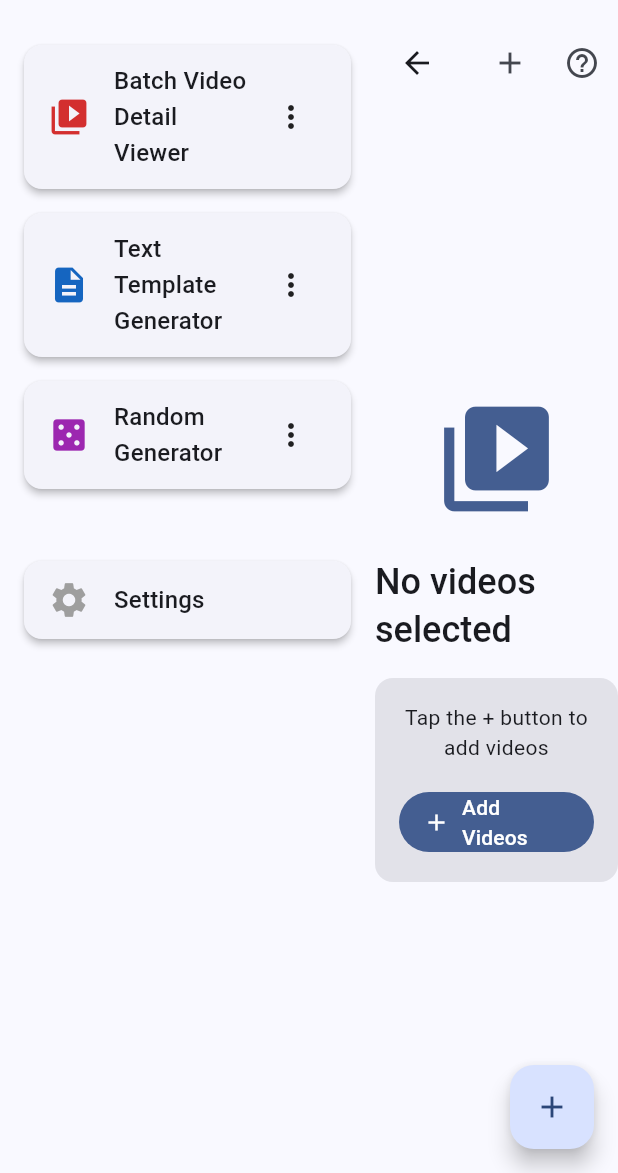
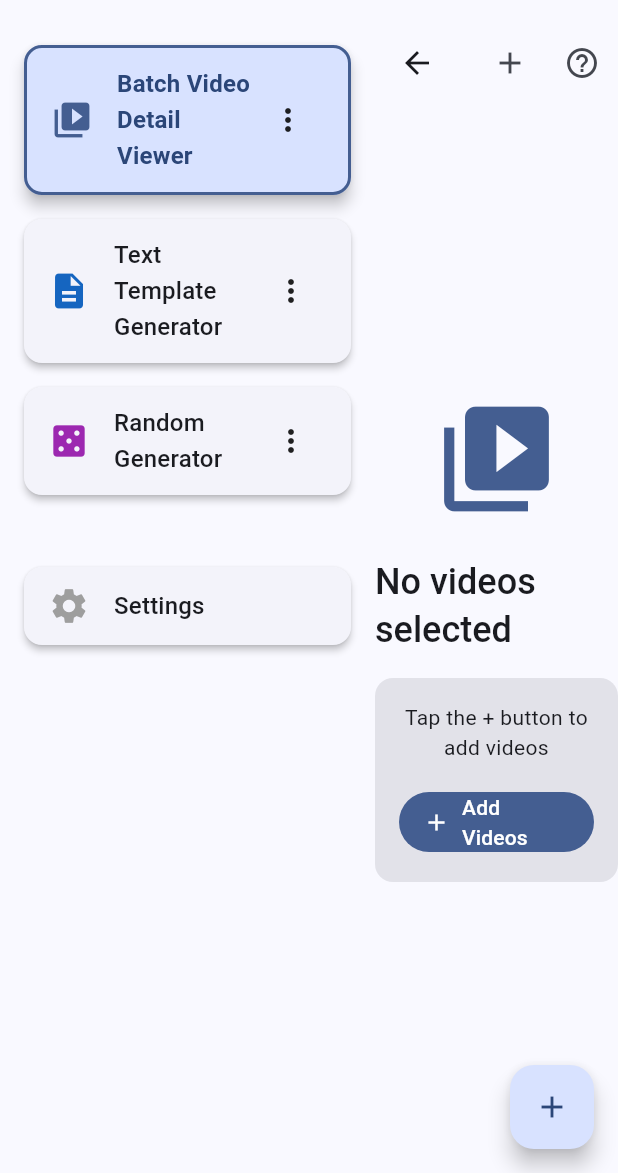
Before and after one commit to TrongAJTT/SETPocket, a Flutter app: the DesktopLayout screen opened directly, after a tap on "Batch Video Detail Viewer", on a phone screen of 412 x 824 dp, the part 63-1236 px from its top. Run offline on Flutter 3.47's test engine with Material 3 defaults, Android fonts, the phone set to English and light mode, and no system bars; our stand-ins replace file_picker, logger, shared_preferences; missing offline and left inert: ffmpeg_kit_flutter, media_info, video_thumbnail; accounts and stored records are empty.

Commit message:
System UX: Highlight the current used tool on PC mode.

```diff
--- a/lib/main.dart
+++ b/lib/main.dart
@@ -117,6 +117,7 @@ class DesktopLayout extends StatefulWidget {
 
 class _DesktopLayoutState extends State<DesktopLayout> {
   Widget? currentTool;
+  String? selectedToolType;
 
   @override
   Widget build(BuildContext context) {
@@ -135,9 +136,11 @@ class _DesktopLayoutState extends State<DesktopLayout> {
                 width: sidebarWidth,
                 child: ToolSelectionScreen(
                   isDesktop: true,
+                  selectedToolType: selectedToolType,
                   onToolSelected: (Widget tool) {
                     setState(() {
                       currentTool = tool;
+                      selectedToolType = tool.runtimeType.toString();
                     });
                   },
                 ),
@@ -160,11 +163,13 @@ class _DesktopLayoutState extends State<DesktopLayout> {
 class ToolSelectionScreen extends StatelessWidget {
   final bool isDesktop;
   final Function(Widget)? onToolSelected;
+  final String? selectedToolType;
 
   const ToolSelectionScreen({
     super.key,
     this.isDesktop = false,
     this.onToolSelected,
+    this.selectedToolType,
   });
   @override
   Widget build(BuildContext context) {
@@ -177,6 +182,7 @@ class ToolSelectionScreen extends StatelessWidget {
           description: loc.batchVideoDetailViewerDesc,
           icon: Icons.video_library,
           iconColor: Colors.red.shade700,
+          isSelected: selectedToolType == 'BatchVideoDetailViewer',
           onTap: () {
             const tool = BatchVideoDetailViewer();
             if (isDesktop) {
@@ -195,6 +201,7 @@ class ToolSelectionScreen extends StatelessWidget {
           description: loc.textTemplateGenDesc,
           icon: Icons.description,
           iconColor: Colors.blue.shade800,
+          isSelected: selectedToolType == 'TemplateListScreen',
           onTap: () {
             const tool = TemplateListScreen();
             if (isDesktop) {
@@ -213,6 +220,7 @@ class ToolSelectionScreen extends StatelessWidget {
           description: loc.randomDesc,
           icon: Icons.casino,
           iconColor: Colors.purple,
+          isSelected: selectedToolType == 'RandomToolsScreen',
           onTap: () {
             const tool = RandomToolsScreen();
             if (isDesktop) {
@@ -232,6 +240,7 @@ class ToolSelectionScreen extends StatelessWidget {
           description: loc.settings,
           icon: Icons.settings,
           iconColor: Colors.grey,
+          isSelected: selectedToolType == 'MainSettingsScreen',
           onTap: () {
             const tool = MainSettingsScreen();
             if (isDesktop) {
--- a/lib/widgets/tool_card.dart
+++ b/lib/widgets/tool_card.dart
@@ -8,6 +8,7 @@ class ToolCard extends StatelessWidget {
   final IconData icon;
   final Color? iconColor;
   final bool showActions;
+  final bool isSelected;
 
   const ToolCard({
     super.key,
@@ -17,32 +18,51 @@ class ToolCard extends StatelessWidget {
     this.icon = Icons.apps,
     this.iconColor,
     this.showActions = true,
+    this.isSelected = false,
   });
-
   @override
   Widget build(BuildContext context) {
+    final colorScheme = Theme.of(context).colorScheme;
+
     return Card(
-      elevation: 2,
+      elevation: isSelected ? 4 : 2,
       margin: const EdgeInsets.only(bottom: 16),
+      color: isSelected ? colorScheme.primaryContainer : null,
       child: Tooltip(
         message: description,
         waitDuration: const Duration(milliseconds: 500),
         child: InkWell(
           onTap: onTap,
           borderRadius: BorderRadius.circular(12),
+          child: Container(
+            decoration: isSelected
+                ? BoxDecoration(
+                    borderRadius: BorderRadius.circular(12),
+                    border: Border.all(
+                      color: colorScheme.primary,
+                      width: 2,
+                    ),
+                  )
+                : null,
             child: Padding(
               padding: const EdgeInsets.symmetric(horizontal: 16, vertical: 12),
               child: Row(
                 children: [
                   Icon(icon,
                       size: 28,
-                    color: iconColor ?? Theme.of(context).colorScheme.primary),
+                      color: isSelected
+                          ? colorScheme.primary
+                          : (iconColor ?? colorScheme.primary)),
                   const SizedBox(width: 16),
                   Expanded(
                     child: Text(
                       title,
                       style: Theme.of(context).textTheme.titleMedium?.copyWith(
-                          fontWeight: FontWeight.w500,
+                            fontWeight:
+                                isSelected ? FontWeight.w600 : FontWeight.w500,
+                            color: isSelected
+                                ? colorScheme.onPrimaryContainer
+                                : null,
                           ),
                     ),
                   ),
@@ -84,6 +104,7 @@ class ToolCard extends StatelessWidget {
             ),
           ),
         ),
+      ),
     );
   }
 }
```
Lines whose indentation alone changed are shown as unchanged.
